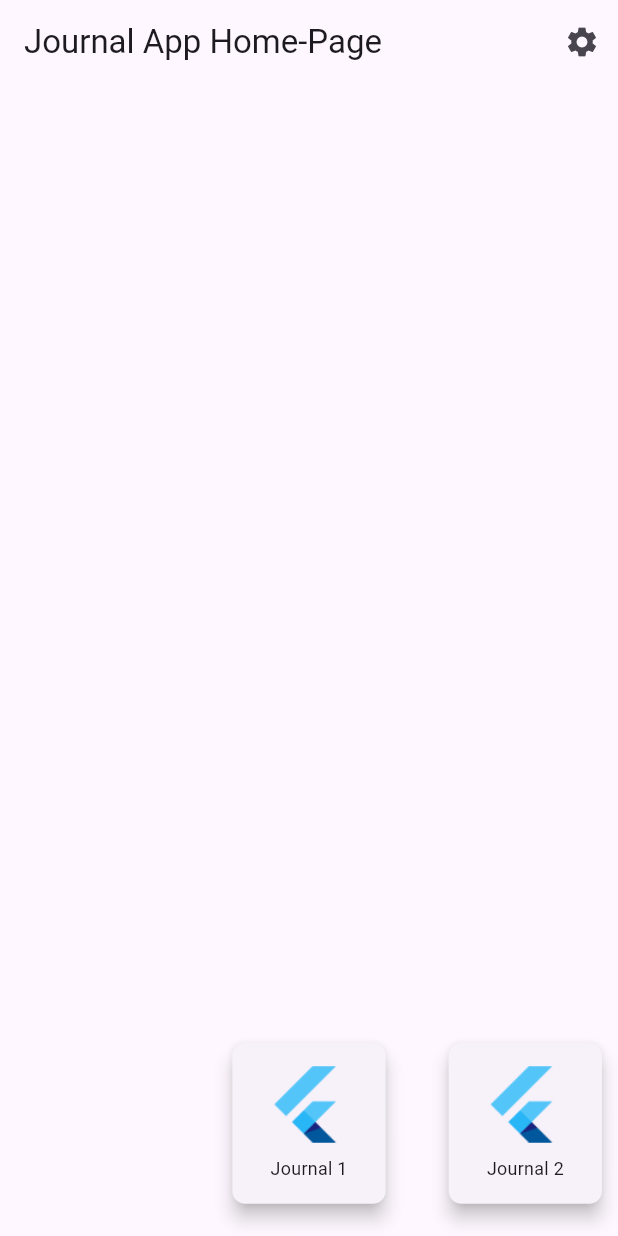
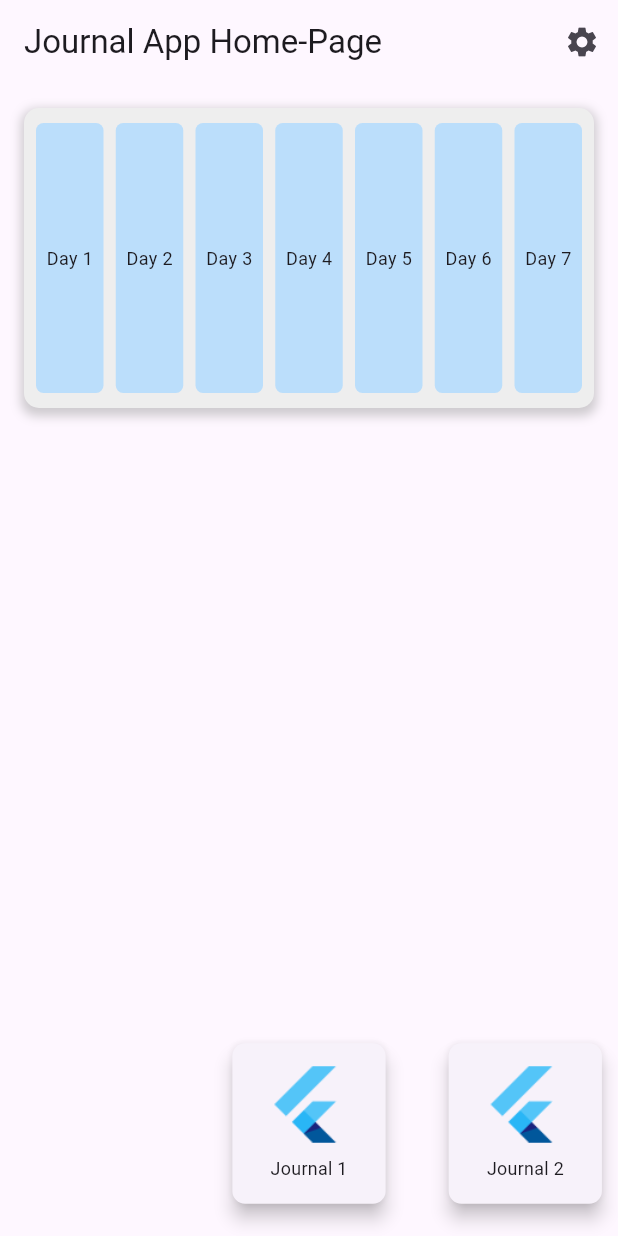
Before and after one commit to SevanCSUN/Journal-Project, a Flutter app: the screen it shows after launch, on a phone screen of 412 x 824 dp. Run offline on Flutter 3.47's test engine with Material 3 defaults, Android fonts, the phone set to English and light mode, and no system bars; our stand-ins replace device_preview; generated files the repository leaves out were written again.

Commit message:
Added weekly view with 7 placeholder columns.

```diff
--- a/journal_project/lib/src/sample_feature/sample_item_list_view.dart
+++ b/journal_project/lib/src/sample_feature/sample_item_list_view.dart
@@ -17,8 +17,8 @@
 }
 
 class _SampleItemListViewState extends State<SampleItemListView> {
-  int focusedJournalIndex = -1; // Keeps track of which journal is focused and tapped
-  bool showPageList = false; // Toggles the vertical list of pages
+  int focusedJournalIndex = -1; // variable for the focused journal
+  bool showPageList = false; // variable for toggling the vertical page list
 
   @override
   Widget build(BuildContext context) {
@@ -36,14 +36,56 @@
       ),
       body: Column(
         children: [
-          // Push content to the bottom with a Spacer
+          // Container holds the 7 columns (days of the week)
+          Padding(
+            padding: const EdgeInsets.all(16.0),
+            child: Container(
+              height: 200, // Height for the container
+              decoration: BoxDecoration(
+                color: Colors.grey.shade200, // background color
+                borderRadius: BorderRadius.circular(10),
+                boxShadow: [
+                  BoxShadow(
+                    color: Colors.grey.withOpacity(0.5),
+                    spreadRadius: 2,
+                    blurRadius: 5,
+                    offset: const Offset(0, 3),
+                  ),
+                ],
+              ),
+              child: Padding(
+                padding: const EdgeInsets.all(8.0), // Add padding inside the container
+                child: Row(
+                  mainAxisAlignment: MainAxisAlignment.spaceBetween, // Even spacing between rectangles
+                  children: List.generate(7, (index) {
+                    return Container(
+                      width: 45, //  width for each rectangle
+                      height: 180, // Height of each rectangle
+                      decoration: BoxDecoration(
+                        color: Colors.blue.shade100, // Placeholder color for the rectangles
+                        borderRadius: BorderRadius.circular(5),
+                      ),
+                      child: Center(
+                        child: Text(
+                          'Day ${index + 1}', // Placeholder text for the day
+                          style: const TextStyle(fontSize: 12),
+                        ),
+                      ),
+                    );
+                  }),
+                ),
+              ),
+            ),
+          ),
+
+          // Push content to the bottom w/ a Spacer
           const Spacer(),
 
           // Horizontal journal list
           SizedBox(
-            height: 150, // The overall height for each card
+            height: 150, // The height of the horizontal list
             child: PageView.builder(
-              controller: PageController(viewportFraction: 0.35), // Reduced width of cards
+              controller: PageController(viewportFraction: 0.35), // viewportFraction for scaling
               itemCount: widget.items.length,
               onPageChanged: (index) {
                 // Close the vertical list when swiping to a new journal
@@ -147,7 +189,7 @@
                       ],
                     ),
                     child: ListView.builder(
-                      shrinkWrap: true, // Let it take only as much space as it needs
+                      shrinkWrap: true, // take only as much space as needed
                       physics: const NeverScrollableScrollPhysics(), // Disable scrolling for this list
                       itemCount: 3, // Number of pages
                       itemBuilder: (context, index) {
```
